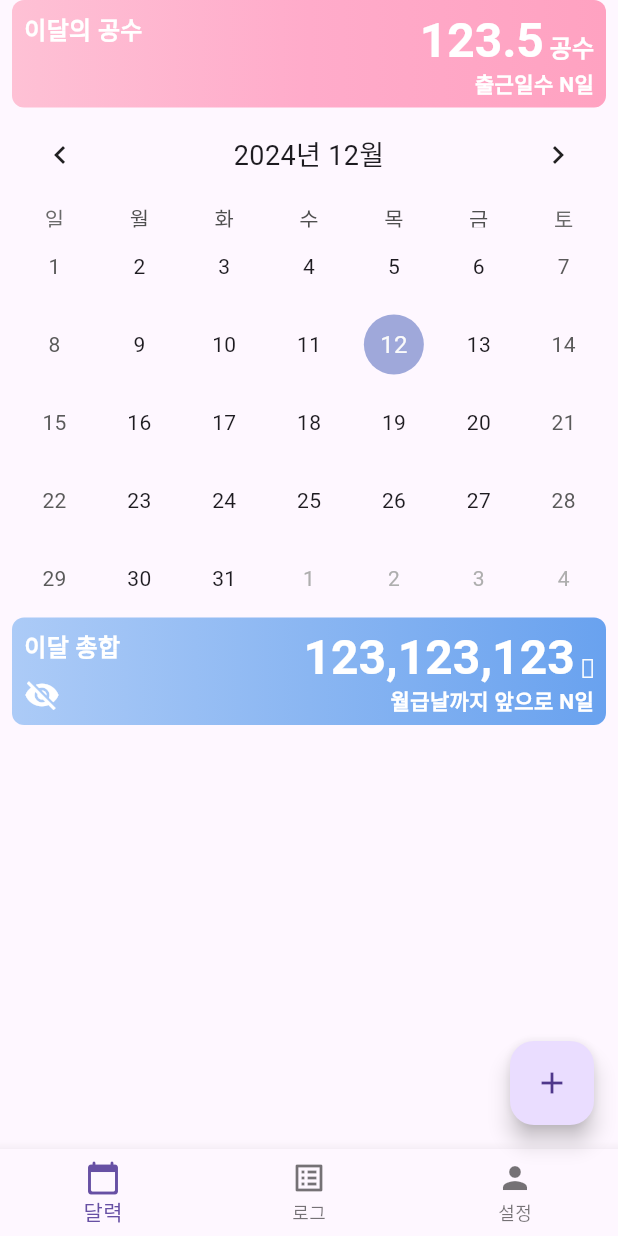
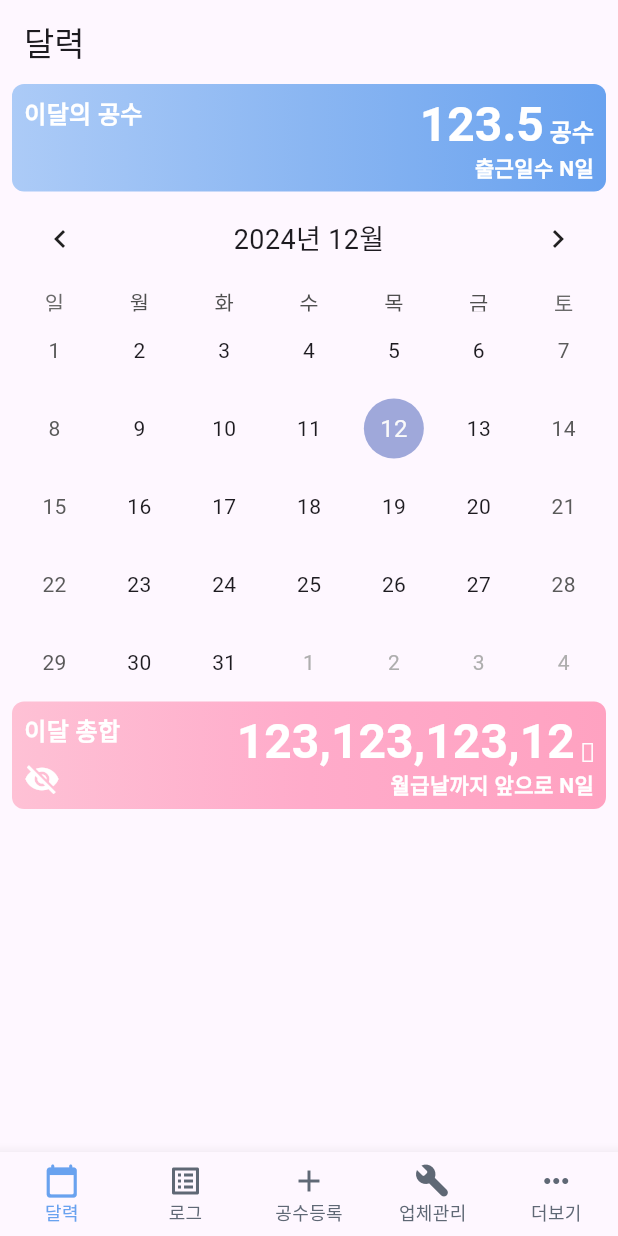
Before and after one commit to SeoJeongHun95/KongLog, a Flutter app: the screen it shows after launch, after a tap on the "visibility" icon, on a phone screen of 412 x 824 dp. Run offline on Flutter 3.47's test engine with Material 3 defaults, Android fonts, the phone set to English and light mode, and no system bars; drawn by our look-alikes of table_calendar; our stand-ins replace firebase_core, flutter_holo_date_picker, flutter_riverpod, flutter_screenutil, freezed_annotation, go_router and 2 more; accounts and stored records are empty.

```diff
--- a/lib/core/router/bottom_nav_bar.dart
+++ b/lib/core/router/bottom_nav_bar.dart
@@ -1,5 +1,8 @@
 import 'package:flutter/material.dart';
 import 'package:go_router/go_router.dart';
+
+import '../../src/view/add/view/add_screen.dart';
+import '../theme/app_color.dart';
 
 class BottomNavBar extends StatelessWidget {
   const BottomNavBar({super.key});
@@ -8,6 +11,10 @@ class BottomNavBar extends StatelessWidget {
   Widget build(BuildContext context) {
     return BottomNavigationBar(
       currentIndex: _getCurrentIndex(context),
+      selectedFontSize: 12,
+      selectedItemColor: AppColor.KongBlue1,
+      unselectedItemColor: AppColor.KongBlack5,
+      type: BottomNavigationBarType.fixed,
       onTap: (index) {
         switch (index) {
           case 0:
@@ -17,7 +24,17 @@ class BottomNavBar extends StatelessWidget {
             context.go('/log');
             break;
           case 2:
-            context.go('/settings');
+            showModalBottomSheet(
+              showDragHandle: true,
+              context: context,
+              builder: (context) => const AddScreen(),
+            );
+            break;
+          case 3:
+            context.go('/management');
+            break;
+          case 4:
+            context.go('/more');
             break;
         }
       },
@@ -31,8 +48,16 @@ class BottomNavBar extends StatelessWidget {
           label: '로그',
         ),
         BottomNavigationBarItem(
-          icon: Icon(Icons.person),
-          label: '설정',
+          icon: Icon(Icons.add),
+          label: '공수등록',
+        ),
+        BottomNavigationBarItem(
+          icon: Icon(Icons.build_rounded),
+          label: '업체관리',
+        ),
+        BottomNavigationBarItem(
+          icon: Icon(Icons.more_horiz_rounded),
+          label: '더보기',
         ),
       ],
     );
@@ -45,8 +70,12 @@ class BottomNavBar extends StatelessWidget {
         return 0;
       case '/log':
         return 1;
-      case '/settings':
+      case '/add':
         return 2;
+      case '/management':
+        return 3;
+      case '/more':
+        return 4;
       default:
         return 0;
     }
--- a/lib/core/router/router.dart
+++ b/lib/core/router/router.dart
@@ -2,16 +2,18 @@ import 'package:flutter/material.dart';
 import 'package:flutter_riverpod/flutter_riverpod.dart';
 import 'package:go_router/go_router.dart';
 
-import '../../src/presentation/calender/view/calendar_screen.dart';
-import '../../src/presentation/log/view/calendar_screen.dart';
-import '../../src/presentation/setting/view/setting_screen.dart';
+import '../../src/view/add/view/add_screen.dart';
+import '../../src/view/calender/view/calendar_screen.dart';
+import '../../src/view/log/view/calendar_screen.dart';
+import '../../src/view/management/view/add_company_screen.dart';
+import '../../src/view/management/view/management_company_screen.dart';
+import '../../src/view/more/view/more_screen.dart';
 
 // GoRouter 설정
 final goRouterProvider = Provider<GoRouter>((ref) {
   return GoRouter(
     initialLocation: '/calendar', // 기본적으로 캘린더 화면으로 시작
     routes: [
-      // 캘린더 화면 라우트
       GoRoute(
         path: '/calendar',
         pageBuilder: (context, state) => buildPageWithDefaultTransition(
@@ -20,7 +22,14 @@ final goRouterProvider = Provider<GoRouter>((ref) {
           child: const CalendarScreen(),
         ),
       ),
-      // 로그 화면 라우트
+      GoRoute(
+        path: '/add',
+        pageBuilder: (context, state) => buildPageWithDefaultTransition(
+          context: context,
+          state: state,
+          child: const AddScreen(),
+        ),
+      ),
       GoRoute(
         path: '/log',
         pageBuilder: (context, state) => buildPageWithDefaultTransition(
@@ -29,13 +38,30 @@ final goRouterProvider = Provider<GoRouter>((ref) {
           child: const LogScreen(),
         ),
       ),
-      // 설정 화면 라우트
       GoRoute(
-        path: '/settings',
+        path: '/management',
         pageBuilder: (context, state) => buildPageWithDefaultTransition(
           context: context,
           state: state,
-          child: const SettingScreen(),
+          child: const ManagementCompanyScreen(),
+        ),
+        routes: [
+          GoRoute(
+            path: 'add',
+            pageBuilder: (context, state) => buildPageWithDefaultTransition(
+              context: context,
+              state: state,
+              child: const AddCompanyScreen(),
+            ),
+          ),
+        ],
+      ),
+      GoRoute(
+        path: '/more',
+        pageBuilder: (context, state) => buildPageWithDefaultTransition(
+          context: context,
+          state: state,
+          child: const MoreScreen(),
         ),
       ),
     ],
--- a/lib/main.dart
+++ b/lib/main.dart
@@ -2,11 +2,13 @@ import 'package:firebase_core/firebase_core.dart';
 import 'package:flutter/material.dart';
 import 'package:flutter_riverpod/flutter_riverpod.dart';
 import 'package:flutter_screenutil/flutter_screenutil.dart';
+import 'package:hive_flutter/hive_flutter.dart';
 import 'package:intl/date_symbol_data_local.dart';
 
 import 'core/router/router.dart';
 import 'core/theme/app_color.dart';
 import 'firebase_options.dart';
+import 'src/models/company.dart';
 
 void main() async {
   // 빌드 개 쳐 느려짐
@@ -14,6 +16,11 @@ void main() async {
   await Firebase.initializeApp(
     options: DefaultFirebaseOptions.currentPlatform,
   );
+
+  await Hive.initFlutter();
+  Hive.registerAdapter(CompanyAdapter());
+  await Hive.openBox<Company>('companyBox'); //
+
   initializeDateFormatting()
       .then((_) => runApp(const ProviderScope(child: MyApp())));
 }
--- a/lib/src/presentation/calender/view/calendar_screen.dart
+++ b/lib/src/view/calender/view/calendar_screen.dart
@@ -1,9 +1,9 @@
 import 'package:flutter/material.dart';
-import 'package:konglog/src/presentation/calender/widget/month_kong_widget.dart';
-import 'package:konglog/src/presentation/calender/widget/month_tot_widget.dart';
 
 import '../../../../core/router/bottom_nav_bar.dart';
 import '../widget/calendar_widget.dart';
+import '../widget/month_kong_widget.dart';
+import '../widget/month_tot_widget.dart';
 
 class CalendarScreen extends StatelessWidget {
   const CalendarScreen({super.key});
@@ -11,19 +11,19 @@ class CalendarScreen extends StatelessWidget {
   @override
   Widget build(BuildContext context) {
     return Scaffold(
-      // backgroundColor: Colors.amber,
-      // appBar: AppBar(
-      //   centerTitle: false,
-      //   title: const Text("달력"),
-      //   scrolledUnderElevation: 0,
-      //   backgroundColor: Theme.of(context).colorScheme.surface,
-      // ),
+      appBar: AppBar(
+        centerTitle: false,
+        title: const Text("달력"),
+        scrolledUnderElevation: 0,
+        backgroundColor: Theme.of(context).colorScheme.surface,
+      ),
       body: const SafeArea(
         child: Padding(
           padding: EdgeInsets.symmetric(horizontal: 8),
           child: SingleChildScrollView(
             child: Column(
               children: [
+                //drag list view 도입하기위해 위젯을 분리 빛 변경
                 MonthKongWidget(),
                 CalendarWidget(),
                 MonthTotWidget(),
@@ -34,10 +34,6 @@ class CalendarScreen extends StatelessWidget {
         ),
       ),
       bottomNavigationBar: const BottomNavBar(),
-      floatingActionButton: FloatingActionButton(
-        onPressed: () {},
-        child: const Icon(Icons.add),
-      ),
     );
   }
 }
--- a/lib/src/presentation/calender/widget/month_tot_widget.dart
+++ b/lib/src/view/calender/widget/month_kong_widget.dart
@@ -3,15 +3,8 @@ import 'package:flutter_screenutil/flutter_screenutil.dart';
 
 import '../../../../core/theme/app_color.dart';
 
-class MonthTotWidget extends StatefulWidget {
-  const MonthTotWidget({super.key});
-
-  @override
-  State<MonthTotWidget> createState() => _MonthTotWidgetState();
-}
-
-class _MonthTotWidgetState extends State<MonthTotWidget> {
-  bool _visibility_Money = false;
+class MonthKongWidget extends StatelessWidget {
+  const MonthKongWidget({super.key});
 
   @override
   Widget build(BuildContext context) {
@@ -37,15 +30,14 @@ class _MonthTotWidgetState extends State<MonthTotWidget> {
             padding: const EdgeInsets.all(8.0),
             child: Row(
               children: [
-                Expanded(
+                const Expanded(
                   flex: 1,
                   child: Column(
                     crossAxisAlignment: CrossAxisAlignment.start,
-                    mainAxisAlignment: MainAxisAlignment.spaceBetween,
                     children: [
-                      const SizedBox(
+                      SizedBox(
                         child: Text(
-                          "이달 총합",
+                          "이달의 공수",
                           style: TextStyle(
                             color: Colors.white,
                             fontWeight: FontWeight.bold,
@@ -53,19 +45,6 @@ class _MonthTotWidgetState extends State<MonthTotWidget> {
                           ),
                         ),
                       ),
-                      GestureDetector(
-                        onTap: () {
-                          setState(() {
-                            _visibility_Money = !_visibility_Money;
-                          });
-                        },
-                        child: Icon(
-                          _visibility_Money
-                              ? Icons.visibility_off
-                              : Icons.visibility,
-                          color: Colors.white,
-                        ),
-                      )
                     ],
                   ),
                 ),
@@ -78,23 +57,28 @@ class _MonthTotWidgetState extends State<MonthTotWidget> {
                         Expanded(
                             flex: 2,
                             child: RichText(
-                              text: TextSpan(
+                              text: const TextSpan(
                                 children: <TextSpan>[
                                   TextSpan(
-                                    text:
-                                        _visibility_Money ? '123,123,123' : "",
-                                    style: const TextStyle(
+                                    text: '123.5',
+                                    style: TextStyle(
                                       fontWeight: FontWeight.bold,
                                       fontSize: 32,
                                     ),
                                   ),
-                                  TextSpan(text: _visibility_Money ? ' 원' : ""),
+                                  TextSpan(
+                                    text: ' 공수',
+                                    style: TextStyle(
+                                      fontWeight: FontWeight.bold,
+                                      fontSize: 16,
+                                    ),
+                                  ),
                                 ],
                               ),
                             )),
                         const Expanded(
                           child: Text(
-                            "월급날까지 앞으로 N일",
+                            "출근일수 N일",
                             style: TextStyle(
                               color: Colors.white,
                               fontWeight: FontWeight.bold,
--- a/lib/src/presentation/calender/widget/month_kong_widget.dart
+++ b/lib/src/view/calender/widget/month_tot_widget.dart
@@ -3,8 +3,15 @@ import 'package:flutter_screenutil/flutter_screenutil.dart';
 
 import '../../../../core/theme/app_color.dart';
 
-class MonthKongWidget extends StatelessWidget {
-  const MonthKongWidget({super.key});
+class MonthTotWidget extends StatefulWidget {
+  const MonthTotWidget({super.key});
+
+  @override
+  State<MonthTotWidget> createState() => _MonthTotWidgetState();
+}
+
+class _MonthTotWidgetState extends State<MonthTotWidget> {
+  bool _visibilityMoney = false;
 
   @override
   Widget build(BuildContext context) {
@@ -30,14 +37,15 @@ class MonthKongWidget extends StatelessWidget {
             padding: const EdgeInsets.all(8.0),
             child: Row(
               children: [
-                const Expanded(
+                Expanded(
                   flex: 1,
                   child: Column(
                     crossAxisAlignment: CrossAxisAlignment.start,
+                    mainAxisAlignment: MainAxisAlignment.spaceBetween,
                     children: [
-                      SizedBox(
+                      const SizedBox(
                         child: Text(
-                          "이달의 공수",
+                          "이달 총합",
                           style: TextStyle(
                             color: Colors.white,
                             fontWeight: FontWeight.bold,
@@ -45,6 +53,19 @@ class MonthKongWidget extends StatelessWidget {
                           ),
                         ),
                       ),
+                      GestureDetector(
+                        onTap: () {
+                          setState(() {
+                            _visibilityMoney = !_visibilityMoney;
+                          });
+                        },
+                        child: Icon(
+                          _visibilityMoney
+                              ? Icons.visibility_off
+                              : Icons.visibility,
+                          color: Colors.white,
+                        ),
+                      )
                     ],
                   ),
                 ),
@@ -57,28 +78,24 @@ class MonthKongWidget extends StatelessWidget {
                         Expanded(
                           flex: 2,
                           child: RichText(
-                              text: const TextSpan(
+                            text: TextSpan(
                               children: <TextSpan>[
                                 TextSpan(
-                                    text: '123.5',
-                                    style: TextStyle(
+                                  text:
+                                      _visibilityMoney ? '123,123,123,12' : "",
+                                  style: const TextStyle(
                                     fontWeight: FontWeight.bold,
                                     fontSize: 32,
                                   ),
                                 ),
-                                  TextSpan(
-                                    text: ' 공수',
-                                    style: TextStyle(
-                                      fontWeight: FontWeight.bold,
-                                      fontSize: 16,
+                                TextSpan(text: _visibilityMoney ? ' 원' : ""),
+                              ],
                             ),
                           ),
-                                ],
                         ),
-                            )),
                         const Expanded(
                           child: Text(
-                            "출근일수 N일",
+                            "월급날까지 앞으로 N일",
                             style: TextStyle(
                               color: Colors.white,
                               fontWeight: FontWeight.bold,
--- a/pubspec.yaml
+++ b/pubspec.yaml
@@ -15,7 +15,6 @@ dependencies:
   flutter:
     sdk: flutter
   flutter_holo_date_picker: ^2.0.0
-
   flutter_riverpod: ^2.6.1
   flutter_screenutil: ^5.9.3
   freezed_annotation: ^2.4.4
@@ -26,6 +25,7 @@ dependencies:
   intl: ^0.19.0
   riverpod_annotation: ^2.6.1
   table_calendar: ^3.1.2
+  json_annotation: ^4.9.0
 
 dev_dependencies:
   build_runner: ^2.4.13
```
Also changed, not shown: lib/src/view/add/view/add_screen.dart (added, +12 -0 lines), lib/src/view/log/view/calendar_screen.dart (renamed from lib/src/presentation/setting/view/setting_screen.dart, +7 -4 lines), lib/src/view/management/view/management_company_screen.dart (added, +32 -0 lines), lib/src/view/more/view/more_screen.dart (renamed from lib/src/presentation/log/view/calendar_screen.dart, +7 -4 lines), lib/firebase_options.dart, lib/src/view/calender/widget/calendar_widget.dart (renamed from lib/src/presentation/calender/widget/calendar_widget.dart), lib/src/view/calender/widget/event_list_widget.dart (renamed from lib/src/presentation/calender/widget/event_list_widget.dart), pubspec.lock, 2 other files. Lines whose indentation alone changed are shown as unchanged.
